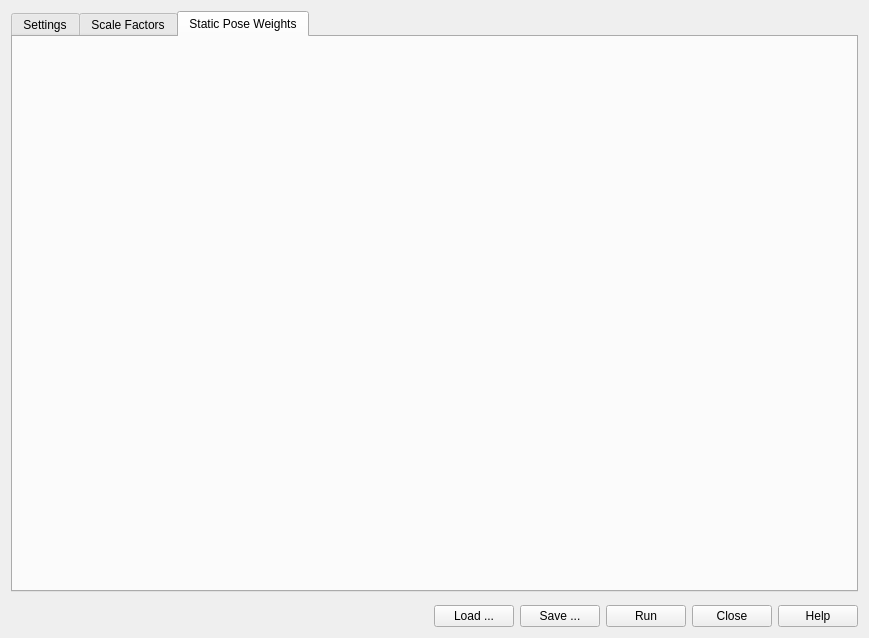
Qt form Gui/vsWidgets/vsScaleToolUi.ui (ia-dev/opensimQt) before a commit.
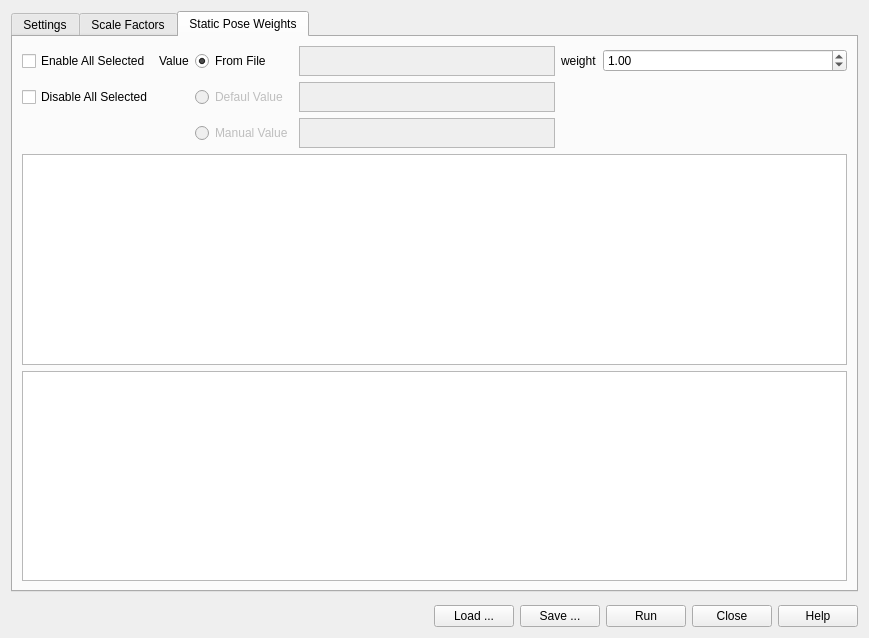
The same form after that commit. The open tabs and pages were chosen to show the change.

Commit message: desined the static pose weights ui

What changed in the file:
```diff
--- a/Gui/vsWidgets/vsScaleToolUi.ui
+++ b/Gui/vsWidgets/vsScaleToolUi.ui
@@ -510,6 +510,160 @@
       <attribute name="title">
        <string>Static Pose Weights</string>
       </attribute>
+      <layout class="QVBoxLayout" name="verticalLayout_3">
+       <item>
+        <layout class="QGridLayout" name="gridLayout_3">
+         <item row="0" column="1">
+          <widget class="QLabel" name="label_7">
+           <property name="text">
+            <string>Value</string>
+           </property>
+          </widget>
+         </item>
+         <item row="0" column="3">
+          <widget class="QPlainTextEdit" name="fromFileTE">
+           <property name="enabled">
+            <bool>false</bool>
+           </property>
+           <property name="sizePolicy">
+            <sizepolicy hsizetype="Maximum" vsizetype="Expanding">
+             <horstretch>0</horstretch>
+             <verstretch>0</verstretch>
+            </sizepolicy>
+           </property>
+           <property name="maximumSize">
+            <size>
+             <width>16777215</width>
+             <height>30</height>
+            </size>
+           </property>
+          </widget>
+         </item>
+         <item row="2" column="2">
+          <widget class="QRadioButton" name="manualValueRB">
+           <property name="enabled">
+            <bool>false</bool>
+           </property>
+           <property name="text">
+            <string>Manual Value</string>
+           </property>
+          </widget>
+         </item>
+         <item row="1" column="2">
+          <widget class="QRadioButton" name="defaultValueRB">
+           <property name="enabled">
+            <bool>false</bool>
+           </property>
+           <property name="text">
+            <string>Defaul Value</string>
+           </property>
+          </widget>
+         </item>
+         <item row="2" column="3">
+          <widget class="QTextBrowser" name="manualValueTE">
+           <property name="enabled">
+            <bool>false</bool>
+           </property>
+           <property name="sizePolicy">
+            <sizepolicy hsizetype="Maximum" vsizetype="Expanding">
+             <horstretch>0</horstretch>
+             <verstretch>0</verstretch>
+            </sizepolicy>
+           </property>
+           <property name="maximumSize">
+            <size>
+             <width>16777215</width>
+             <height>30</height>
+            </size>
+           </property>
+           <property name="readOnly">
+            <bool>false</bool>
+           </property>
+          </widget>
+         </item>
+         <item row="0" column="2">
+          <widget class="QRadioButton" name="fromFileRB">
+           <property name="text">
+            <string>From File</string>
+           </property>
+           <property name="checked">
+            <bool>true</bool>
+           </property>
+          </widget>
+         </item>
+         <item row="1" column="0">
+          <widget class="QCheckBox" name="disableAllCB">
+           <property name="text">
+            <string>Disable All Selected</string>
+           </property>
+          </widget>
+         </item>
+         <item row="0" column="4">
+          <widget class="QLabel" name="label_8">
+           <property name="text">
+            <string>weight</string>
+           </property>
+          </widget>
+         </item>
+         <item row="0" column="0">
+          <widget class="QCheckBox" name="enableAllCB">
+           <property name="text">
+            <string>Enable All Selected</string>
+           </property>
+          </widget>
+         </item>
+         <item row="1" column="3">
+          <widget class="QPlainTextEdit" name="defaultValueTE">
+           <property name="enabled">
+            <bool>false</bool>
+           </property>
+           <property name="sizePolicy">
+            <sizepolicy hsizetype="Maximum" vsizetype="Expanding">
+             <horstretch>0</horstretch>
+             <verstretch>0</verstretch>
+            </sizepolicy>
+           </property>
+           <property name="maximumSize">
+            <size>
+             <width>16777215</width>
+             <height>30</height>
+            </size>
+           </property>
+          </widget>
+         </item>
+         <item row="0" column="5">
+          <widget class="QDoubleSpinBox" name="weightFSP">
+           <property name="sizePolicy">
+            <sizepolicy hsizetype="Expanding" vsizetype="Fixed">
+             <horstretch>0</horstretch>
+             <verstretch>0</verstretch>
+            </sizepolicy>
+           </property>
+           <property name="value">
+            <double>1.000000000000000</double>
+           </property>
+          </widget>
+         </item>
+        </layout>
+       </item>
+       <item>
+        <widget class="QTableView" name="scaleMarkersTable">
+         <property name="selectionMode">
+          <enum>QAbstractItemView::ExtendedSelection</enum>
+         </property>
+         <property name="selectionBehavior">
+          <enum>QAbstractItemView::SelectRows</enum>
+         </property>
+        </widget>
+       </item>
+       <item>
+        <widget class="QTableView" name="scaleCoordiantesTable">
+         <property name="selectionBehavior">
+          <enum>QAbstractItemView::SelectRows</enum>
+         </property>
+        </widget>
+       </item>
+      </layout>
      </widget>
     </widget>
    </item>
```
Left out of the diff: 2 changed lines with no effect on the pictures. The commit also changes 1 other file.
